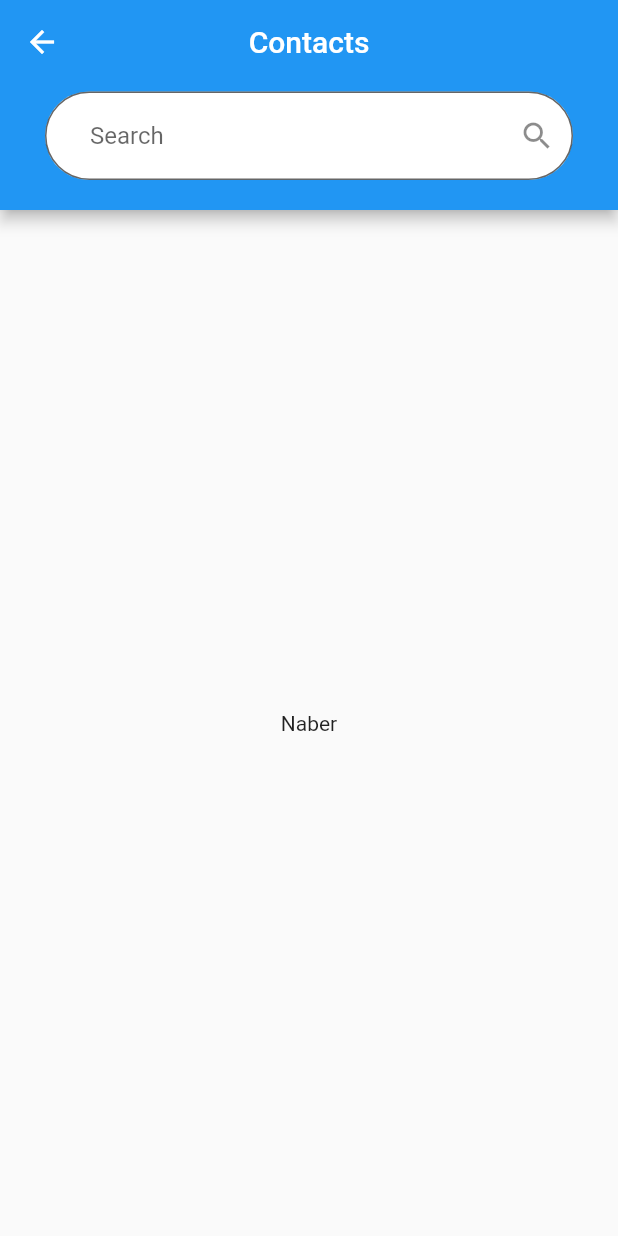
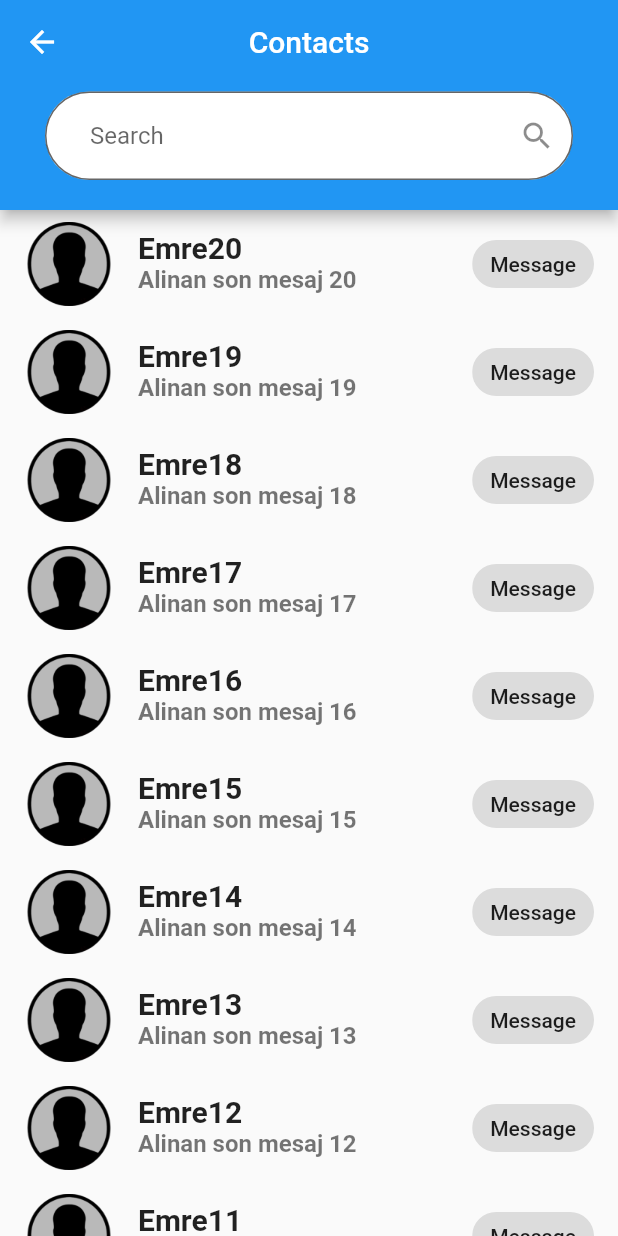
Before and after one commit to emreozturk7/chat_app, a Flutter app: the MessageContacts screen opened by its route, on a phone screen of 412 x 824 dp. Run offline on Flutter 3.47's test engine with Material 2 defaults, Android fonts, the phone set to English and light mode, and no system bars; our stand-ins replace cloud_firestore, emoji_picker_flutter, firebase_auth, firebase_core, firebase_storage, flutter_spinkit and 3 more; accounts and stored records are empty.

```diff
--- /dev/null
+++ b/lib/contacts/contacts_controller.dart
@@ -0,0 +1,14 @@
+import 'package:flutter/cupertino.dart';
+import 'package:get/get.dart';
+import 'package:cloud_firestore/cloud_firestore.dart';
+
+class ContactsController extends GetxController {
+  late TextEditingController searchC;
+
+  var query = [].obs;
+  var tempSearch = [].obs;
+
+  FirebaseFirestore firestore = FirebaseFirestore.instance;
+
+  void searchContacts(String data, String email) async {}
+}
--- a/lib/view/message_contacts.dart
+++ b/lib/contacts/message_contacts.dart
@@ -1,8 +1,42 @@
 import 'package:flutter/material.dart';
+import 'package:get/get.dart';
+import 'package:lottie/lottie.dart';
 
 class MessageContacts extends StatelessWidget {
-  const MessageContacts({Key? key}) : super(key: key);
-
+  MessageContacts({Key? key}) : super(key: key);
+  final List<Widget> contacts = List.generate(
+    20,
+    (index) => ListTile(
+      leading: CircleAvatar(
+        radius: 30,
+        backgroundColor: Colors.black26,
+        child: Image.asset(
+          "assets/images/noimage.png",
+          fit: BoxFit.cover,
+        ),
+      ),
+      title: Text(
+        'Emre${index + 1}',
+        style: const TextStyle(
+          fontSize: 20,
+          fontWeight: FontWeight.w600,
+        ),
+      ),
+      subtitle: Text(
+        'Alinan son mesaj ${index + 1}',
+        style: const TextStyle(
+          fontSize: 16,
+          fontWeight: FontWeight.w600,
+        ),
+      ),
+      trailing: GestureDetector(
+        onTap: () => Get.toNamed("/message_page"),
+        child: const Chip(
+          label: Text("Message"),
+        ),
+      ),
+    ),
+  ).reversed.toList();
   @override
   Widget build(BuildContext context) {
     return Scaffold(
@@ -48,9 +82,19 @@ class MessageContacts extends StatelessWidget {
           ),
         ),
       ),
-      body: const Center(
-        child: Text('Naber'),
-      ),
+      body: contacts.isEmpty
+          ? Center(
+              child: Container(
+                width: MediaQuery.of(context).size.width * 0.7,
+                height: MediaQuery.of(context).size.height * 0.7,
+                child: Lottie.asset("assets/lottie/empty.json"),
+              ),
+            )
+          : ListView.builder(
+              padding: EdgeInsets.zero,
+              itemCount: contacts.length,
+              itemBuilder: (context, index) => contacts[index],
+            ),
     );
   }
 }
--- a/lib/main.dart
+++ b/lib/main.dart
@@ -3,7 +3,7 @@ import 'package:firebase_core/firebase_core.dart';
 import 'package:flutter_chat_app/model/my_user.dart';
 import 'package:flutter_chat_app/services/auth.dart';
 import 'package:flutter_chat_app/view/message_home_page.dart';
-import 'package:flutter_chat_app/view/message_contacts.dart';
+import 'package:flutter_chat_app/contacts/message_contacts.dart';
 import 'package:flutter_chat_app/view/message_page.dart';
 import 'package:flutter_chat_app/view/splash_screen.dart';
 import 'package:flutter_chat_app/view/wrapper.dart';
@@ -35,7 +35,7 @@ class Main extends StatelessWidget {
               routes: {
                 '/message_page': (context) => const MessagePage(),
                 '/message_home_page': (context) => MessageHomePage(),
-                '/message_contacts': (context) => const MessageContacts(),
+                '/message_contacts': (context) => MessageContacts(),
               },
               home: const Wrapper(),
             ),
--- a/lib/route/app_pages.dart
+++ b/lib/route/app_pages.dart
@@ -1,4 +1,4 @@
-import 'package:flutter_chat_app/view/message_contacts.dart';
+import 'package:flutter_chat_app/contacts/message_contacts.dart';
 import 'package:flutter_chat_app/view/message_home_page.dart';
 import 'package:flutter_chat_app/view/message_page.dart';
 import 'package:get/get.dart';
@@ -19,7 +19,7 @@ class AppPages {
     ),
     GetPage(
       name: _Paths.MESSAGE_CONTACTS,
-      page: () => const MessageContacts(),
+      page: () => MessageContacts(),
     ),
   ];
 }
--- a/pubspec.yaml
+++ b/pubspec.yaml
@@ -42,6 +42,7 @@ dev_dependencies:
   firebase_core: ^1.7.0
   firebase_auth: ^3.1.3
   firebase_storage: ^10.0.5
+  cloud_firestore: ^2.5.3
 
   provider: ^6.0.1
   flutter_spinkit: ^5.1.0
@@ -75,7 +76,7 @@ flutter:
   # To add assets to your application, add an assets section, like this:
   assets:
     - assets/images/
-    - assets/lottie/loading.json
+    - assets/lottie/
   #   - images/a_dot_ham.jpeg
 
   # An image asset can refer to one or more resolution-specific "variants", see
```
Also changed, not shown: assets/lottie/empty.json (added, +1 -0 lines), lib/contacts/contacts_binding.dart (added), pubspec.lock, 1 other file.
